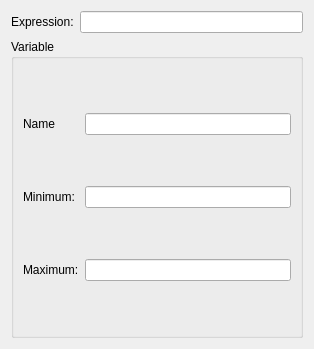
Above: src/assistants/plot2d/plot2ddlg.ui from KDE/cantor before the change. Below: the same form after it.
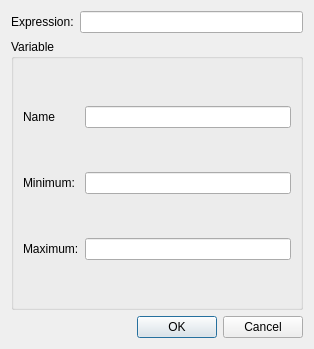
That is the form after the change. Custom widgets are drawn as their Qt base class.

Commit message: Port from KDialog to QDialog + QDialogButtonBox This work was performed during LaKademy 2015 with help of some developers. Thank you Alana! Thank you Daniela! CCMAIL: lanna.barros@gmail.com CCMAIL: daniela@colivre.coop.br REVIEW: 124008

Diff of the .ui file:
```diff
--- a/src/assistants/plot2d/plot2ddlg.ui
+++ b/src/assistants/plot2d/plot2ddlg.ui
@@ -70,6 +70,13 @@
      </layout>
     </widget>
    </item>
+   <item>
+    <widget class="QDialogButtonBox" name="buttonBox">
+     <property name="standardButtons">
+      <set>QDialogButtonBox::Cancel|QDialogButtonBox::Ok</set>
+     </property>
+    </widget>
+   </item>
   </layout>
  </widget>
  <customwidgets>
```
The commit also changes 25 other files.
